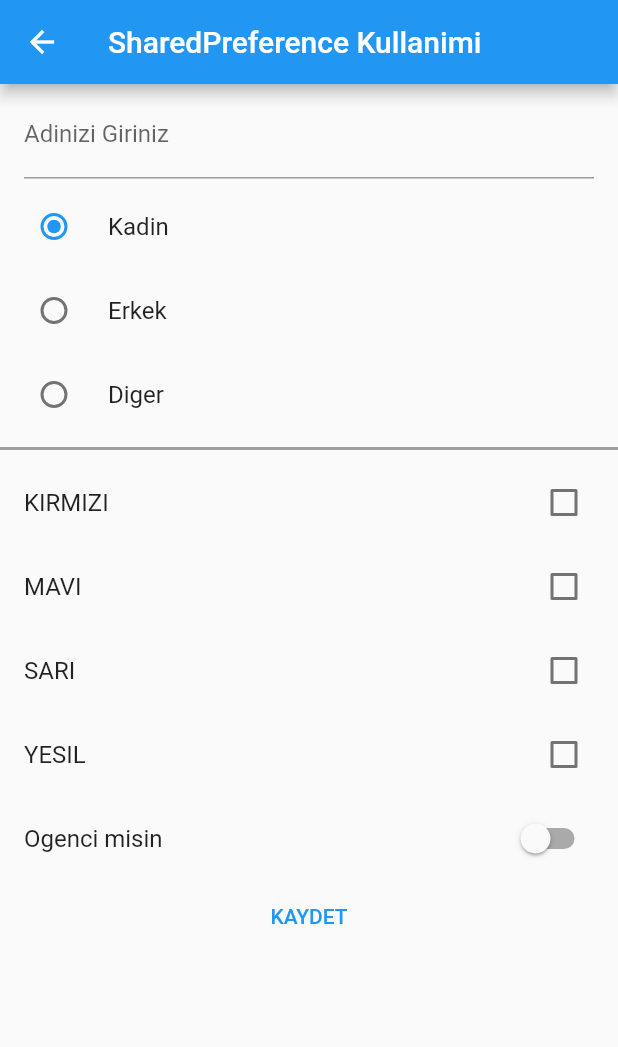
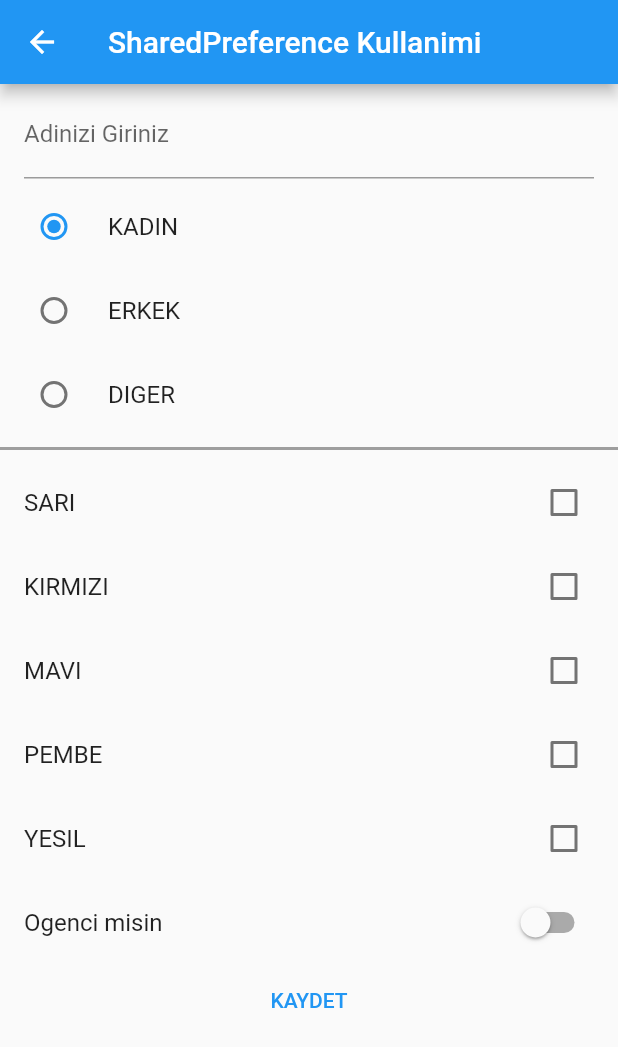
Before and after one commit to tahaturan/flutter_storage_operations_2, a Flutter app: the SharedPreferenceKullanimi screen opened directly, on a phone screen of 412 x 824 dp. Shown: the top 1047 px of the screen. Run offline on Flutter 3.47's test engine with Material 2 defaults, Android fonts, the phone set to English and light mode, and no system bars.

Commit message:
gereksiz kodlar duzeltildi

```diff
--- a/lib/pages/shared_pref_kullanimi.dart
+++ b/lib/pages/shared_pref_kullanimi.dart
@@ -27,18 +27,15 @@ class _SharedPreferenceKullanimiState extends State<SharedPreferenceKullanimi> {
               decoration: InputDecoration(labelText: "Adinizi Giriniz"),
             ),
           ),
-          _buildRadioListTiles("Kadin", Cinsiyet.KADIN),
-          _buildRadioListTiles("Erkek", Cinsiyet.ERKEK),
-          _buildRadioListTiles("Diger", Cinsiyet.DIGER),
+          for (var item in Cinsiyet.values)
+            _buildRadioListTiles(describeEnum(item), item),
           //Ayirici Cizgi
           const Divider(
             color: Colors.grey,
             thickness: 2,
           ),
-          _buildCheckboxListTiles(Renkler.KIRMIZI),
-          _buildCheckboxListTiles(Renkler.MAVI),
-          _buildCheckboxListTiles(Renkler.SARI),
-          _buildCheckboxListTiles(Renkler.YESIL),
+          for (var item in Renkler.values) _buildCheckboxListTiles(item),
+
           SwitchListTile(
             title: const Text("Ogenci misin"),
             value: ogrenciMi,
```
